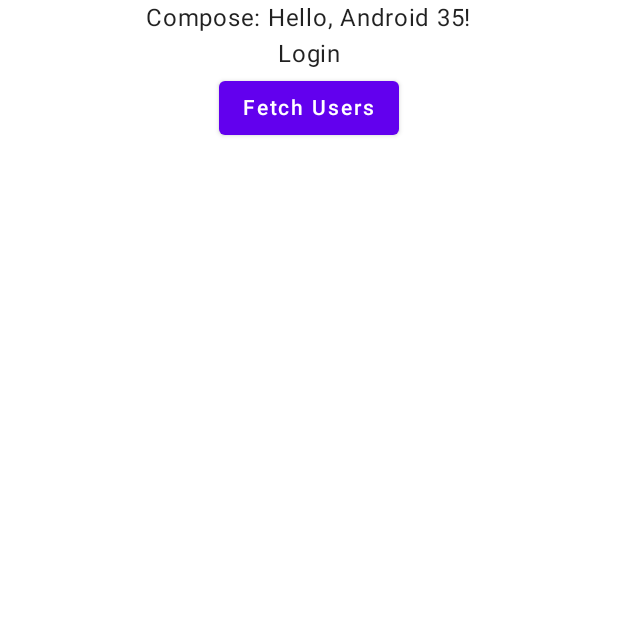
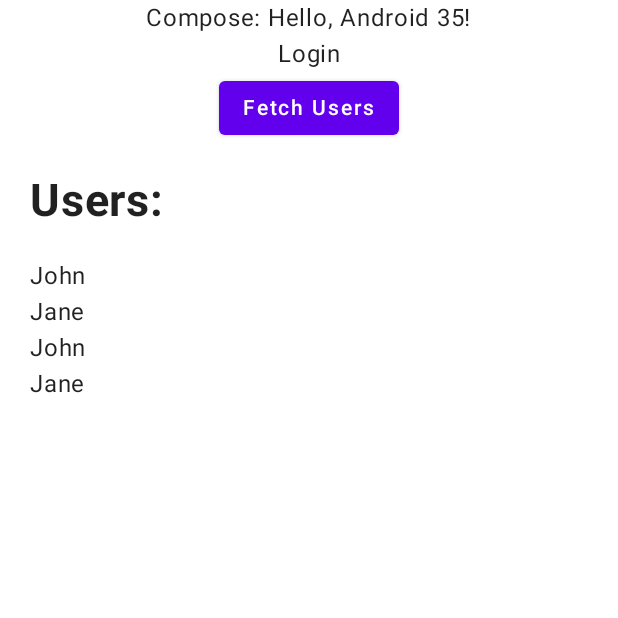
Before and after one commit to mkonkel/GameShop, an Android app built with Jetpack Compose: the screen it shows after launch (MainActivity), after a tap on "Fetch Users", on a phone screen of 412 x 824 dp, the top half of it. Run offline under Robolectric (Android 15) with nearby library versions, the phone set to English and light mode, and no system bars; 1 statement that could not run was skipped.

Commit message:
feat: [Decompose] Initial work wit the Components.

```diff
--- a/composeApp/src/androidMain/kotlin/dev/michalkonkel/gameshop/MainActivity.kt
+++ b/composeApp/src/androidMain/kotlin/dev/michalkonkel/gameshop/MainActivity.kt
@@ -1,33 +1,25 @@
 package dev.michalkonkel.gameshop
 
-import App
 import android.os.Bundle
 import androidx.activity.ComponentActivity
 import androidx.activity.compose.setContent
 import androidx.compose.foundation.layout.fillMaxSize
-import androidx.compose.runtime.Composable
 import androidx.compose.ui.Modifier
-import androidx.compose.ui.tooling.preview.Preview
 import com.arkivanov.decompose.ExperimentalDecomposeApi
 import com.arkivanov.decompose.retainedComponent
 import di.DI
 import features.RootScreen
+import kotlinx.coroutines.MainScope
 
 @OptIn(ExperimentalDecomposeApi::class)
 class MainActivity : ComponentActivity() {
     override fun onCreate(savedInstanceState: Bundle?) {
         super.onCreate(savedInstanceState)
 
-        val root = retainedComponent { DI.rootComponent(it) }
+        val root = retainedComponent { DI.rootComponent(it, MainScope().coroutineContext) }
 
         setContent {
             RootScreen(component = root, modifier = Modifier.fillMaxSize())
         }
     }
 }
-
-@Preview
-@Composable
-fun AppAndroidPreview() {
-    App()
-}
--- a/composeApp/src/commonMain/kotlin/features/login/LoginScreen.kt
+++ b/composeApp/src/commonMain/kotlin/features/login/LoginScreen.kt
@@ -19,8 +19,10 @@ import androidx.compose.ui.Modifier
 import androidx.compose.ui.text.font.FontWeight
 import androidx.compose.ui.unit.dp
 import androidx.compose.ui.unit.sp
+import dev.michalkonkel.gameshop.domain.roles.Role
 import dev.michalkonkel.gameshop.domain.user.User
-import di.DI
+import kotlinx.coroutines.flow.asStateFlow
+import kotlinx.coroutines.flow.collect
 import kotlinx.coroutines.launch
 
 @Composable
@@ -30,23 +32,29 @@ internal fun LoginScreen(component: LoginComponent, modifier: Modifier = Modifie
 
 @Composable
 private fun Content(component: LoginComponent, modifier: Modifier) {
-    val presentation = remember { DI.presentationFactory.createAppPresentation() }
+//    val presentation = remember { DI.presentationFactory.createAppPresentation() }
     var usersState by remember { mutableStateOf<List<User>?>(null) }
-    val scope = rememberCoroutineScope()
+//    val scope = rememberCoroutineScope()
 
     Column(modifier, horizontalAlignment = Alignment.CenterHorizontally) {
         Text("Compose: ${Greeting().greet()}")
         Text(component.model.title)
 
         Button(onClick = {
-            scope.launch {
-                usersState = presentation.getUsers()
-            }
+            usersState = listOf(
+                User("1", "John", "Doe", Role.USER),
+                User("2", "Jane", "Doe", Role.USER),
+                User("3", "John", "Smith", Role.USER),
+                User("4", "Jane", "Smith", Role.USER),
+            )
+
+            component.onLoginClick()
         }) {
             Text("Fetch Users")
         }
 
         Users(usersState)
+        component.model.test.value?.let { Text(it) }
     }
 }
 
--- a/shared/build.gradle.kts
+++ b/shared/build.gradle.kts
@@ -57,7 +57,7 @@ kotlin {
             implementation(libs.serialization)
 
             implementation(libs.decompose.core)
-            api(libs.essenty.lifecycle)
+            implementation(libs.essenty.lifecycle)
             api(libs.essenty.stateKeeper)
             api(libs.essenty.backHandler)
         }
--- a/shared/src/commonMain/kotlin/di/DI.kt
+++ b/shared/src/commonMain/kotlin/di/DI.kt
@@ -9,6 +9,7 @@ import deeplink.DeepLink
 import di.module.ComponentModule
 import di.module.RepositoryModule
 import features.root.RootComponent
+import kotlin.coroutines.CoroutineContext
 
 object DI {
     private val repositoryModule = RepositoryModule()
@@ -16,10 +17,15 @@ object DI {
 
     fun rootComponent(
         componentContext: ComponentContext,
+        mainContext: CoroutineContext,
         deepLink: DeepLink = DeepLink.None,
         webHistoryController: WebHistoryController? = null,
     ): RootComponent {
-        return ComponentModule(componentContext, repositoryModule.remoteRepositoryFactory)
+        return ComponentModule(
+            componentContext = componentContext,
+            remoteRepositoryFactory = repositoryModule.remoteRepositoryFactory,
+            mainContext = mainContext
+        )
             .also { componentModule = it }
             .componentFactory.createRootComponent(deepLink, webHistoryController)
     }
--- a/shared/src/commonMain/kotlin/di/module/ComponentModule.kt
+++ b/shared/src/commonMain/kotlin/di/module/ComponentModule.kt
@@ -5,13 +5,15 @@ import com.arkivanov.decompose.ExperimentalDecomposeApi
 import features.ComponentFactory
 import features.RealComponentFactory
 import repository.remote.RemoteRepositoryFactory
+import kotlin.coroutines.CoroutineContext
 
 @OptIn(ExperimentalDecomposeApi::class)
 class ComponentModule(
     private val componentContext: ComponentContext,
+    private val mainContext: CoroutineContext,
     private val remoteRepositoryFactory: RemoteRepositoryFactory
 ) {
     val componentFactory: ComponentFactory by lazy {
-        RealComponentFactory(componentContext, remoteRepositoryFactory)
+        RealComponentFactory(componentContext, mainContext, remoteRepositoryFactory)
     }
 }
--- /dev/null
+++ b/shared/src/commonMain/kotlin/features/BaseComponent.kt
@@ -0,0 +1,31 @@
+package features
+
+import com.arkivanov.decompose.ComponentContext
+import com.arkivanov.essenty.lifecycle.Lifecycle
+import com.arkivanov.essenty.lifecycle.LifecycleOwner
+import com.arkivanov.essenty.lifecycle.doOnDestroy
+import kotlinx.coroutines.CoroutineScope
+import kotlinx.coroutines.SupervisorJob
+import kotlinx.coroutines.cancel
+import kotlin.coroutines.CoroutineContext
+
+internal abstract class BaseComponent(
+    componentContext: ComponentContext
+) : ComponentContext by componentContext {
+    private lateinit var coroutineContext: CoroutineContext
+
+    internal fun attach(coroutineContext: CoroutineContext) {
+        this.coroutineContext = coroutineContext
+    }
+
+    protected val scope by lazy { coroutineScope(coroutineContext + SupervisorJob()) }
+
+    private fun CoroutineScope(context: CoroutineContext, lifecycle: Lifecycle): CoroutineScope {
+        val scope = CoroutineScope(context)
+        lifecycle.doOnDestroy(scope::cancel)
+        return scope
+    }
+
+    private fun LifecycleOwner.coroutineScope(context: CoroutineContext): CoroutineScope =
+        CoroutineScope(context, lifecycle)
+}
--- a/shared/src/commonMain/kotlin/features/RealComponentFactory.kt
+++ b/shared/src/commonMain/kotlin/features/RealComponentFactory.kt
@@ -13,10 +13,12 @@ import features.root.RootComponent
 import features.users.RealUsersComponent
 import features.users.UsersComponent
 import repository.remote.RemoteRepositoryFactory
+import kotlin.coroutines.CoroutineContext
 
 @OptIn(ExperimentalDecomposeApi::class)
 internal class RealComponentFactory(
     private val componentContext: ComponentContext,
+    private val mainContext: CoroutineContext,
     private val repositoryFactory: RemoteRepositoryFactory
 ) : ComponentFactory {
     override fun createRootComponent(
@@ -36,7 +38,10 @@ internal class RealComponentFactory(
     }
 
     override fun createLoginComponent(): LoginComponent {
-        return RealLoginComponent(componentContext)
+        return RealLoginComponent(
+            componentContext = componentContext,
+            loginRepository = repositoryFactory.loginRepository()
+        ).also { it.attach(mainContext) }
     }
 
     override fun createGamesComponent(): GamesComponent {
--- a/shared/src/commonMain/kotlin/features/login/LoginModel.kt
+++ b/shared/src/commonMain/kotlin/features/login/LoginModel.kt
@@ -1,5 +1,9 @@
 package features.login
 
+import com.arkivanov.decompose.value.MutableValue
+import kotlinx.coroutines.flow.MutableStateFlow
+
 data class LoginModel(
-    val title: String
+    val title: String,
+    var test: MutableValue<String> = MutableValue("")
 )
--- a/shared/src/commonMain/kotlin/features/login/RealLoginComponent.kt
+++ b/shared/src/commonMain/kotlin/features/login/RealLoginComponent.kt
@@ -1,14 +1,29 @@
 package features.login
 
 import com.arkivanov.decompose.ComponentContext
-import features.login.LoginComponent
-import features.login.LoginModel
+import features.BaseComponent
+import kotlinx.coroutines.delay
+import kotlinx.coroutines.launch
+import repository.remote.login.LoginRepository
 
 internal class RealLoginComponent(
     componentContext: ComponentContext,
-) : LoginComponent, ComponentContext by componentContext {
+    private val loginRepository: LoginRepository,
+) : BaseComponent(componentContext), LoginComponent {
+
     override val model = LoginModel(title = "Login")
+
     override fun onLoginClick() {
-        print("CLICKED!")
+        println("Login clicked!")
+        scope.launch {
+            delay(5000)
+            println("DELAYED!!!")
+            model.test.value = "TEXT AFTER 5s delay!"
+            println("VALUE SET!!!")
+        }
+    }
+
+    private suspend fun login(username: String, password: String) {
+        loginRepository.login(username, password)
     }
 }
```
Also changed, not shown: composeApp/src/commonMain/kotlin/App.kt (deleted, +0 -72 lines).
